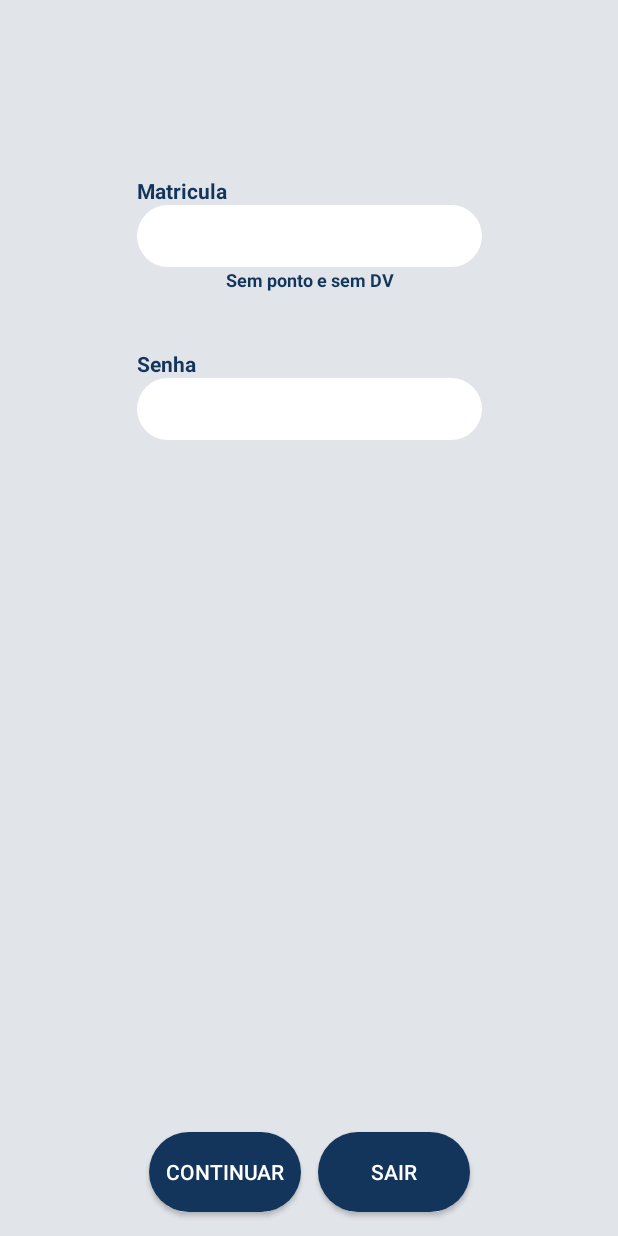
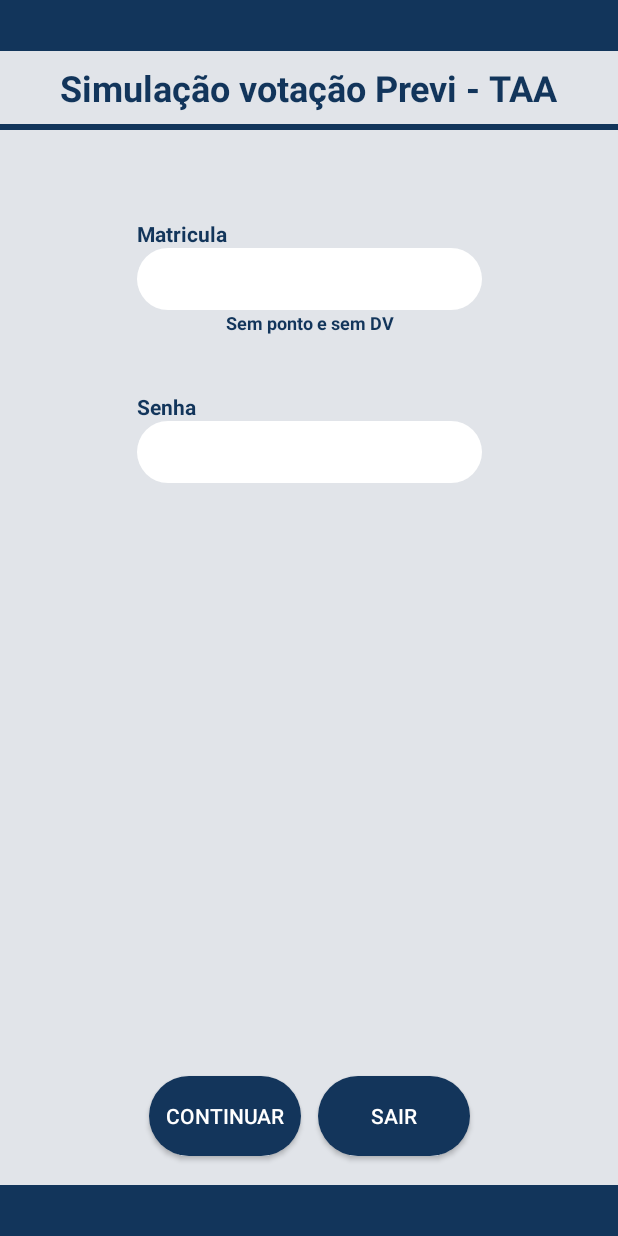
Before and after one commit to Bluemix-Estag/votacao-previ, an Android app: the LoginActivity screen opened directly, with no data from a screen before it, on a phone screen of 412 x 824 dp. Run offline under Robolectric (Android 15) with nearby library versions, the phone set to English and light mode, and no system bars.

Commit message:
Criação de telas

```diff
--- a/app/src/main/java/com/bakery/code/votacaoprevi/Splash_Screen.java
+++ b/app/src/main/java/com/bakery/code/votacaoprevi/Splash_Screen.java
@@ -18,7 +18,7 @@
             public void run() {
                 try {
                     sleep(3000);
-                    Intent intent = new Intent(Splash_Screen.this, LoginActivity.class);
+                    Intent intent = new Intent(Splash_Screen.this, Confirmar_voto.class);
                     startActivity(intent);
                     finish();
                 } catch (InterruptedException e) {
--- a/app/src/main/res/layout/activity_login.xml
+++ b/app/src/main/res/layout/activity_login.xml
@@ -15,14 +15,15 @@
         android:layout_marginLeft="8dp"
         android:layout_marginRight="8dp"
         android:layout_marginStart="8dp"
+        android:layout_marginTop="36dp"
         android:background="@drawable/cantos_arredondados_branco"
         android:ems="10"
         android:inputType="number"
-        android:textColor="@drawable/cantos_arredondados_azul"
+        android:paddingLeft="15dp"
+        android:paddingRight="15dp"
         android:textStyle="bold"
         app:layout_constraintLeft_toLeftOf="parent"
         app:layout_constraintRight_toRightOf="parent"
-        android:layout_marginTop="36dp"
         app:layout_constraintTop_toBottomOf="@+id/User_invalido" />/>
 
     <EditText
@@ -37,6 +38,8 @@
         android:background="@drawable/cantos_arredondados_branco"
         android:ems="10"
         android:inputType="textPassword"
+        android:paddingLeft="15dp"
+        android:paddingRight="15dp"
         android:textColor="@color/azul_previ"
         app:layout_constraintHorizontal_bias="0.503"
         app:layout_constraintLeft_toLeftOf="parent"
@@ -51,7 +54,6 @@
         android:layout_marginLeft="8dp"
         android:layout_marginRight="8dp"
         android:layout_marginStart="8dp"
-        android:layout_marginTop="0dp"
         android:text="Sem ponto e sem DV"
         android:textColor="@color/azul_previ"
         android:textSize="12sp"
@@ -65,34 +67,32 @@
         android:id="@+id/button"
         android:layout_width="101dp"
         android:layout_height="53dp"
-        android:layout_marginEnd="8dp"
         android:layout_marginStart="8dp"
         android:background="@drawable/cantos_arredondados_azul"
         android:text="Continuar"
         android:textColor="@android:color/white"
-        android:layout_marginLeft="-49dp"
+        android:layout_marginLeft="8dp"
         app:layout_constraintLeft_toLeftOf="@+id/editText4"
-        app:layout_constraintBottom_toBottomOf="parent"
-        android:layout_marginBottom="16dp" />
+        android:layout_marginBottom="19dp"
+        app:layout_constraintBottom_toTopOf="@+id/imageView3" />
 
     <Button
         android:id="@+id/button2"
         android:layout_width="101dp"
         android:layout_height="53dp"
-        android:layout_marginBottom="16dp"
         android:layout_marginRight="8dp"
         android:background="@drawable/cantos_arredondados_azul"
         android:text="Sair"
         android:textColor="@android:color/white"
-        app:layout_constraintBottom_toBottomOf="parent"
-        app:layout_constraintRight_toRightOf="@+id/editText4" />
+        app:layout_constraintRight_toRightOf="@+id/editText4"
+        android:layout_marginEnd="8dp"
+        android:layout_marginBottom="19dp"
+        app:layout_constraintBottom_toTopOf="@+id/imageView3" />
 
     <TextView
         android:id="@+id/textView"
         android:layout_width="wrap_content"
         android:layout_height="wrap_content"
-        android:layout_marginBottom="0dp"
-        android:layout_marginLeft="0dp"
         android:text="Matricula"
         android:textColor="@color/azul_previ"
         android:textStyle="bold"
@@ -103,8 +103,6 @@
         android:id="@+id/textView2"
         android:layout_width="wrap_content"
         android:layout_height="wrap_content"
-        android:layout_marginBottom="0dp"
-        android:layout_marginLeft="0dp"
         android:text="Senha"
         android:textColor="@color/azul_previ"
         android:textStyle="bold"
@@ -115,26 +113,73 @@
         android:id="@+id/User_invalido"
         android:layout_width="183dp"
         android:layout_height="23dp"
-        android:layout_marginLeft="0dp"
-        android:layout_marginRight="0dp"
-        android:layout_marginTop="77dp"
         android:textColor="@android:color/holo_red_dark"
         android:textStyle="bold"
         app:layout_constraintHorizontal_bias="1.0"
         app:layout_constraintLeft_toRightOf="@+id/imageView"
         app:layout_constraintRight_toRightOf="@+id/editText3"
-        app:layout_constraintTop_toTopOf="parent" />
+        android:layout_marginTop="19dp"
+        app:layout_constraintTop_toBottomOf="@+id/imageView2" />
 
     <ImageView
         android:id="@+id/imageView"
         android:layout_width="35dp"
         android:layout_height="31dp"
-        android:layout_marginBottom="0dp"
-        android:layout_marginLeft="0dp"
         app:layout_constraintBottom_toBottomOf="@+id/User_invalido"
         app:layout_constraintLeft_toLeftOf="@+id/editText3"
         app:layout_constraintTop_toTopOf="parent"
         android:layout_marginTop="8dp"
         app:layout_constraintVertical_bias="1.0" />
 
+    <ImageView
+        android:id="@+id/imageView2"
+        android:layout_width="0dp"
+        android:layout_height="4dp"
+        android:layout_marginTop="8dp"
+        android:background="@drawable/bar"
+        app:layout_constraintHorizontal_bias="0.0"
+        app:layout_constraintLeft_toLeftOf="parent"
+        app:layout_constraintRight_toRightOf="parent"
+        app:layout_constraintTop_toBottomOf="@+id/Titulo"
+        app:srcCompat="@drawable/bar" />
+
+    <ImageView
+        android:id="@+id/imageView5"
+        android:layout_width="0dp"
+        android:layout_height="34dp"
+        android:background="@drawable/bar"
+        app:layout_constraintHorizontal_bias="0.0"
+        app:layout_constraintLeft_toLeftOf="parent"
+        app:layout_constraintRight_toRightOf="parent"
+        app:layout_constraintTop_toTopOf="parent"
+        app:srcCompat="@drawable/bar" />
+
+    <ImageView
+        android:id="@+id/imageView3"
+        android:layout_width="0dp"
+        android:layout_height="34dp"
+        android:background="@drawable/bar"
+        app:layout_constraintBottom_toBottomOf="parent"
+        app:layout_constraintHorizontal_bias="0.0"
+        app:layout_constraintLeft_toLeftOf="parent"
+        app:layout_constraintRight_toRightOf="parent"
+        app:srcCompat="@drawable/bar" />
+
+    <TextView
+        android:id="@+id/Titulo"
+        android:layout_width="wrap_content"
+        android:layout_height="wrap_content"
+        android:layout_marginLeft="8dp"
+        android:layout_marginRight="8dp"
+        android:layout_marginTop="8dp"
+        android:text="@string/titulo"
+        android:textColor="@color/azul_previ"
+        android:textSize="24sp"
+        android:textStyle="bold"
+        app:layout_constraintLeft_toLeftOf="parent"
+        app:layout_constraintRight_toRightOf="parent"
+        app:layout_constraintTop_toBottomOf="@+id/imageView5"
+        android:layout_marginStart="8dp"
+        android:layout_marginEnd="8dp" />
+
 </android.support.constraint.ConstraintLayout>
--- a/app/src/main/res/values/strings.xml
+++ b/app/src/main/res/values/strings.xml
@@ -1,3 +1,5 @@
 <resources>
     <string name="app_name">Votação Previ</string>
+    <string name="titulo">Simulação votação Previ - TAA</string>
+    <string name="voto">CHAPA</string>
 </resources>
```
Also changed, not shown: app/src/main/AndroidManifest.xml (+5 -3 lines), app/src/main/java/com/bakery/code/votacaoprevi/Confirmar_voto.java (added, +14 -0 lines), app/src/main/java/com/bakery/code/votacaoprevi/opcoes_de_voto.java (added, +27 -0 lines), app/src/main/res/layout/activity_confirmar_voto.xml (added, +146 -0 lines), app/src/main/res/layout/activity_opcoes_de_voto.xml (added, +164 -0 lines), app/src/main/res/drawable/bar.png (added).
